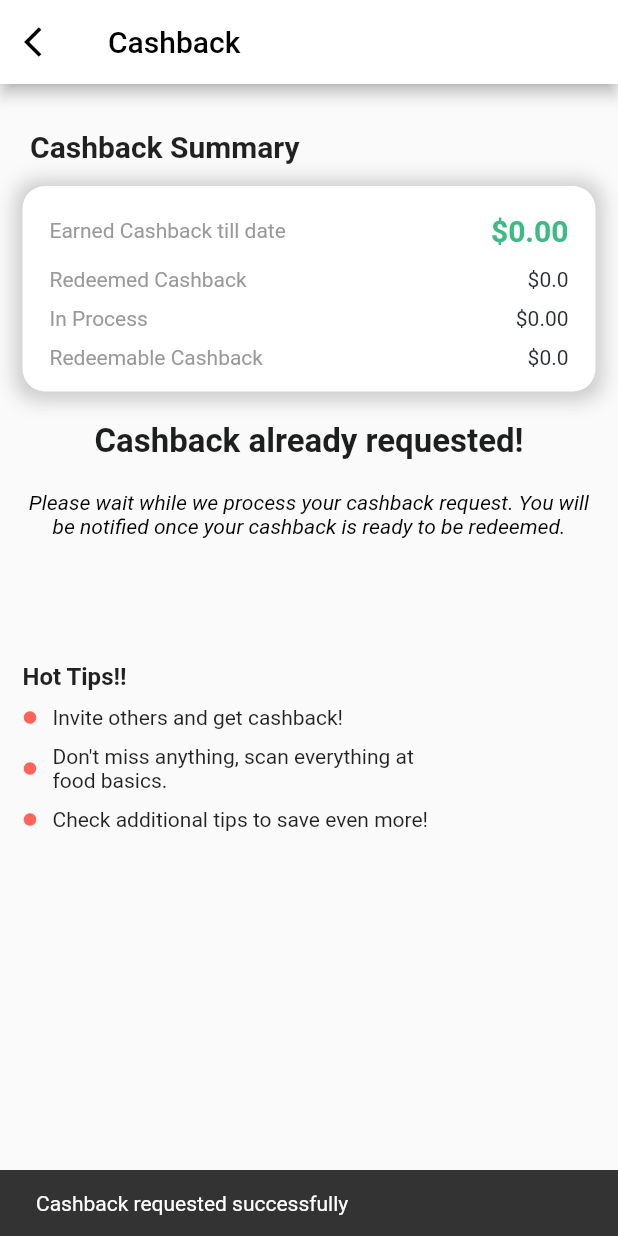
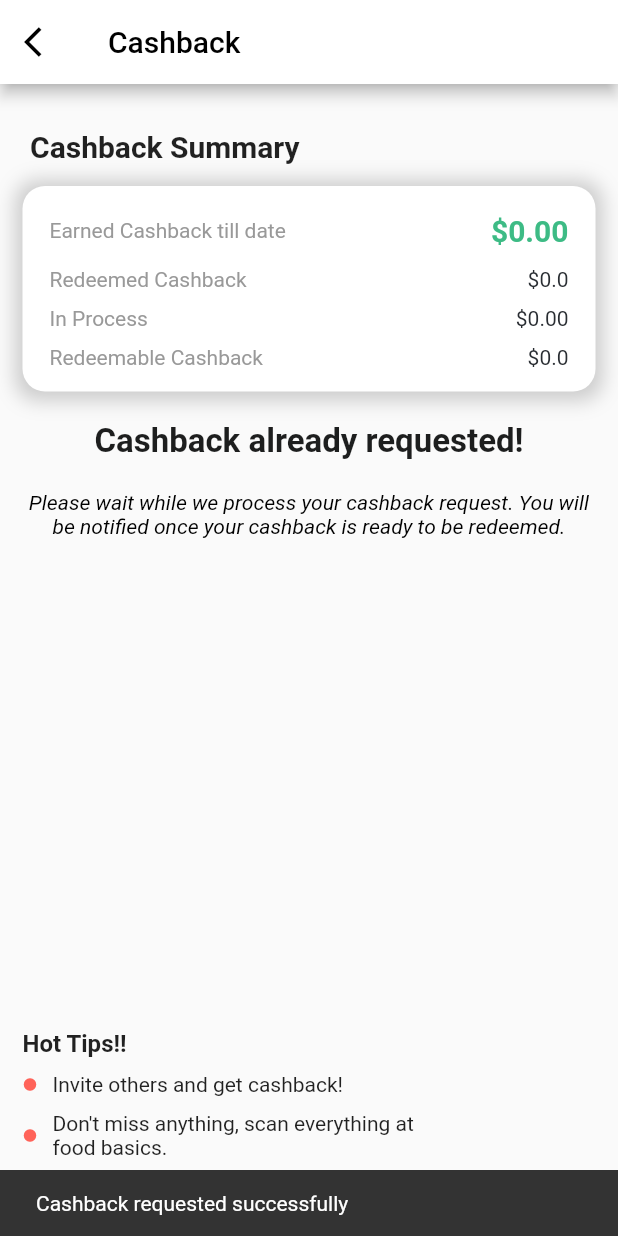
Before and after one commit to Dishu-Bansal/iBuy-New, a Flutter app: the CashBackScreen screen opened directly, after a tap on "REQUEST CASHBACK!", on a phone screen of 412 x 824 dp. Run offline on Flutter 3.47's test engine with Material 2 defaults, Android fonts, the phone set to English and light mode, and no system bars; drawn by our look-alikes of overlay_support; our stand-ins replace camera, cloud_firestore, data_table_2, dropdown_textfield, firebase_auth, firebase_core and 13 more; missing offline and left inert: circle_progress_bar; accounts and stored records are empty; project files that could hold a hidden picture were left out.

Commit message:
Fixed Cashback screen working incorrectly

```diff
--- a/ibuy-app-main/lib/screens/cashback_screen.dart
+++ b/ibuy-app-main/lib/screens/cashback_screen.dart
@@ -1,5 +1,4 @@
 import 'package:cloud_firestore/cloud_firestore.dart';
-import 'package:firebase_core/firebase_core.dart';
 import 'package:flutter/material.dart';
 import 'package:freelance_ibuy_app/models/myuser.dart';
 
@@ -21,12 +20,13 @@ class _CashBackScreenState extends State<CashBackScreen> {
   int spent = 0;
   double cashback = 0;
   double inProcessCashback = 0;
+  bool loading = true;
 
   double earnedCashback = 0;
-  void getReceipts() {
+  void getReceipts() async {
     spent = 0;
     print(Userr().uid);
-    FirebaseFirestore.instance
+    await FirebaseFirestore.instance
         .collection('receipts')
         .where("user_uid", isEqualTo: Userr().uid.toString())
         .where("status", isEqualTo: "approved")
@@ -39,18 +39,18 @@ class _CashBackScreenState extends State<CashBackScreen> {
 
       print("spent: " + spent.toString());
       print("budget: " + Userr.userData.budget.toString());
-    });
 
       if (spent > Userr.userData.budget) {
         setState(() {
           isEligible = true;
         });
       }
+    });
   }
 
   //get the total earned cashback till date
-  void getTotalEarnedCashback() {
-    FirebaseFirestore.instance
+  void getTotalEarnedCashback() async {
+    await FirebaseFirestore.instance
         .collection('cashbacks')
         .where("user_uid", isEqualTo: Userr().uid.toString())
         .get()
@@ -70,22 +70,14 @@ class _CashBackScreenState extends State<CashBackScreen> {
     });
   }
 
-  void requestCashback() {
-    FirebaseFirestore.instance.collection('cashbacks').add({
+  void requestCashback() async {
+    await FirebaseFirestore.instance.collection('cashbacks').add({
       "user_uid": Userr().uid,
-      "amount": cashback / 100 * spent,
+      "amount": cashback / 100 * Userr.userData.budget,
       "paid": false,
       "retailer": retailer,
       "date": DateTime.now().toString()
-    }).then((value) => {
-          //display success message with snackbar
-          ScaffoldMessenger.of(context).showSnackBar(
-            const SnackBar(
-              content: Text("Cashback requested successfully"),
-            ),
-          )
-        });
-
+    }).then((value) {
       setState(() {
         getPlanDetails();
         getReceipts();
@@ -93,11 +85,18 @@ class _CashBackScreenState extends State<CashBackScreen> {
         checkIfAlreadyRequested();
         checkIfCashbackPaid();
       });
+      //display success message with snackbar
+      return ScaffoldMessenger.of(context).showSnackBar(
+        const SnackBar(
+          content: Text("Cashback requested successfully"),
+        ),
+      );
+    });
   }
 
   //a function that will check if a user has alraedy requested for cashback
-  void checkIfAlreadyRequested() {
-    FirebaseFirestore.instance
+  void checkIfAlreadyRequested() async {
+    await FirebaseFirestore.instance
         .collection('cashbacks')
         .where("user_uid", isEqualTo: Userr().uid.toString())
         .where("paid", isEqualTo: false)
@@ -113,8 +112,8 @@ class _CashBackScreenState extends State<CashBackScreen> {
   }
 
   //a funtion that will check if the cashback is paid or not
-  void checkIfCashbackPaid() {
-    FirebaseFirestore.instance
+  void checkIfCashbackPaid() async {
+    await FirebaseFirestore.instance
         .collection('cashbacks')
         .where("user_uid", isEqualTo: Userr().uid.toString())
         .where("paid", isEqualTo: true)
@@ -126,12 +125,15 @@ class _CashBackScreenState extends State<CashBackScreen> {
           casbackPaid = true;
         });
       }
+      setState(() {
+        loading = false;
+      });
     });
   }
 
-  void getPlanDetails() {
+  void getPlanDetails() async {
     cashback = 0;
-    FirebaseFirestore.instance
+    await FirebaseFirestore.instance
         .collection('plans')
         .doc(Userr().planId.toString())
         .get()
@@ -176,14 +178,20 @@ class _CashBackScreenState extends State<CashBackScreen> {
         ),
         body: Padding(
           padding: const EdgeInsets.all(15),
-          child: Column(
+          child: loading
+              ? Center(
+                  child: CircularProgressIndicator(),
+                )
+              : Column(
                   crossAxisAlignment: CrossAxisAlignment.start,
                   children: [
                     const Padding(
-                padding: EdgeInsets.symmetric(horizontal: 5, vertical: 15),
+                      padding:
+                          EdgeInsets.symmetric(horizontal: 5, vertical: 15),
                       child: Text(
                         "Cashback Summary",
-                  style: TextStyle(fontSize: 20, fontWeight: FontWeight.bold),
+                        style: TextStyle(
+                            fontSize: 20, fontWeight: FontWeight.bold),
                       ),
                     ),
                     Container(
@@ -195,7 +203,8 @@ class _CashBackScreenState extends State<CashBackScreen> {
                             color: Colors.grey.withOpacity(0.5),
                             spreadRadius: 5,
                             blurRadius: 10,
-                      offset: const Offset(0, 1), // changes position of shadow
+                            offset: const Offset(
+                                0, 1), // changes position of shadow
                           ),
                         ],
                       ),
@@ -207,7 +216,8 @@ class _CashBackScreenState extends State<CashBackScreen> {
                             Padding(
                               padding: const EdgeInsets.all(8.0),
                               child: Row(
-                          mainAxisAlignment: MainAxisAlignment.spaceBetween,
+                                mainAxisAlignment:
+                                    MainAxisAlignment.spaceBetween,
                                 children: [
                                   const Text(
                                     "Earned Cashback till date",
@@ -228,7 +238,8 @@ class _CashBackScreenState extends State<CashBackScreen> {
                               padding: const EdgeInsets.symmetric(
                                   horizontal: 8, vertical: 5),
                               child: Row(
-                          mainAxisAlignment: MainAxisAlignment.spaceBetween,
+                                mainAxisAlignment:
+                                    MainAxisAlignment.spaceBetween,
                                 children: [
                                   const Text(
                                     "Redeemed Cashback",
@@ -236,7 +247,8 @@ class _CashBackScreenState extends State<CashBackScreen> {
                                   ),
                                   Text(
                                     "\$$redemedCashback",
-                              style: const TextStyle(color: Color(0xff292D32)),
+                                    style: const TextStyle(
+                                        color: Color(0xff292D32)),
                                   )
                                 ],
                               ),
@@ -245,7 +257,8 @@ class _CashBackScreenState extends State<CashBackScreen> {
                               padding: const EdgeInsets.symmetric(
                                   horizontal: 8, vertical: 5),
                               child: Row(
-                          mainAxisAlignment: MainAxisAlignment.spaceBetween,
+                                mainAxisAlignment:
+                                    MainAxisAlignment.spaceBetween,
                                 children: [
                                   const Text(
                                     "In Process",
@@ -255,7 +268,8 @@ class _CashBackScreenState extends State<CashBackScreen> {
                                     !casbackPaid
                                         ? "\$${inProcessCashback.toStringAsFixed(2)}"
                                         : "\$0",
-                              style: const TextStyle(color: Color(0xff292D32)),
+                                    style: const TextStyle(
+                                        color: Color(0xff292D32)),
                                   )
                                 ],
                               ),
@@ -264,7 +278,8 @@ class _CashBackScreenState extends State<CashBackScreen> {
                               padding: const EdgeInsets.symmetric(
                                   horizontal: 8, vertical: 5),
                               child: Row(
-                          mainAxisAlignment: MainAxisAlignment.spaceBetween,
+                                mainAxisAlignment:
+                                    MainAxisAlignment.spaceBetween,
                                 children: [
                                   const Text(
                                     "Redeemable Cashback",
@@ -274,7 +289,8 @@ class _CashBackScreenState extends State<CashBackScreen> {
                                     !casbackPaid
                                         ? "\$$redemableCashback"
                                         : "\$${(cashback / 100 * spent).toStringAsFixed(2)}",
-                              style: const TextStyle(color: Color(0xff292D32)),
+                                    style: const TextStyle(
+                                        color: Color(0xff292D32)),
                                   )
                                 ],
                               ),
@@ -349,7 +365,8 @@ class _CashBackScreenState extends State<CashBackScreen> {
                     spent >= Userr.userData.budget
                         ? !alreadyApplied && !casbackPaid
                             ? Padding(
-                          padding: const EdgeInsets.symmetric(vertical: 50),
+                                padding:
+                                    const EdgeInsets.symmetric(vertical: 50),
                                 child: GestureDetector(
                                   onTap: () {
                                     requestCashback();
@@ -374,13 +391,11 @@ class _CashBackScreenState extends State<CashBackScreen> {
                               )
                             : const SizedBox()
                         : const SizedBox(),
-              SizedBox(
-                height: MediaQuery.of(context).size.height * 0.1,
-              ),
-              Column(
+                    const Expanded(child: SizedBox()),
+                    const Column(
                       crossAxisAlignment: CrossAxisAlignment.start,
                       children: [
-                  const Text(
+                        Text(
                           "Hot Tips!!",
                           style: TextStyle(
                             fontWeight: FontWeight.bold,
@@ -388,9 +403,9 @@ class _CashBackScreenState extends State<CashBackScreen> {
                           ),
                         ),
                         Padding(
-                    padding: const EdgeInsets.symmetric(vertical: 10),
+                          padding: EdgeInsets.symmetric(vertical: 10),
                           child: Row(
-                      children: const [
+                            children: [
                               Icon(
                                 Icons.circle,
                                 color: Color(0xffFF6359),
@@ -404,9 +419,9 @@ class _CashBackScreenState extends State<CashBackScreen> {
                           ),
                         ),
                         Padding(
-                    padding: const EdgeInsets.only(bottom: 10),
+                          padding: EdgeInsets.only(bottom: 10),
                           child: Row(
-                      children: const [
+                            children: [
                               Icon(
                                 Icons.circle,
                                 color: Color(0xffFF6359),
@@ -421,9 +436,9 @@ class _CashBackScreenState extends State<CashBackScreen> {
                           ),
                         ),
                         Padding(
-                    padding: const EdgeInsets.only(bottom: 10),
+                          padding: EdgeInsets.only(bottom: 10),
                           child: Row(
-                      children: const [
+                            children: [
                               Icon(
                                 Icons.circle,
                                 color: Color(0xffFF6359),
```
Lines whose indentation alone changed are shown as unchanged.
